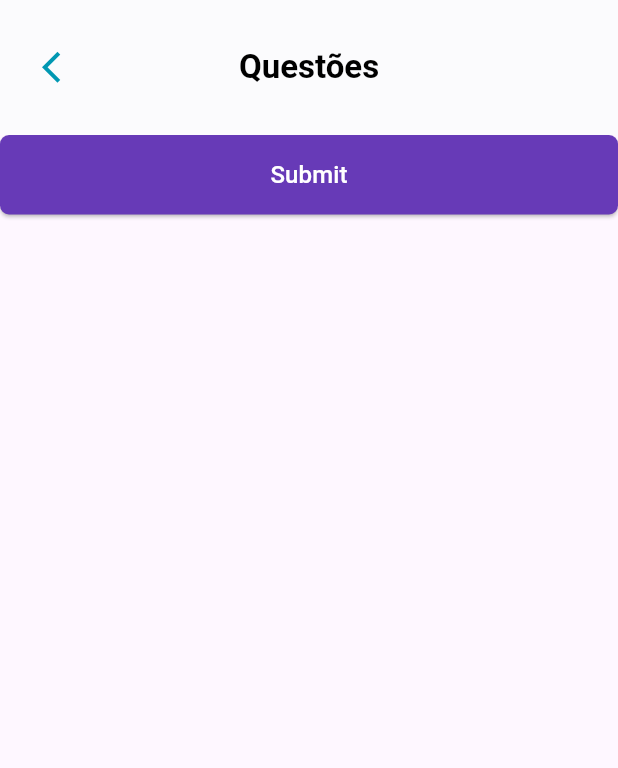
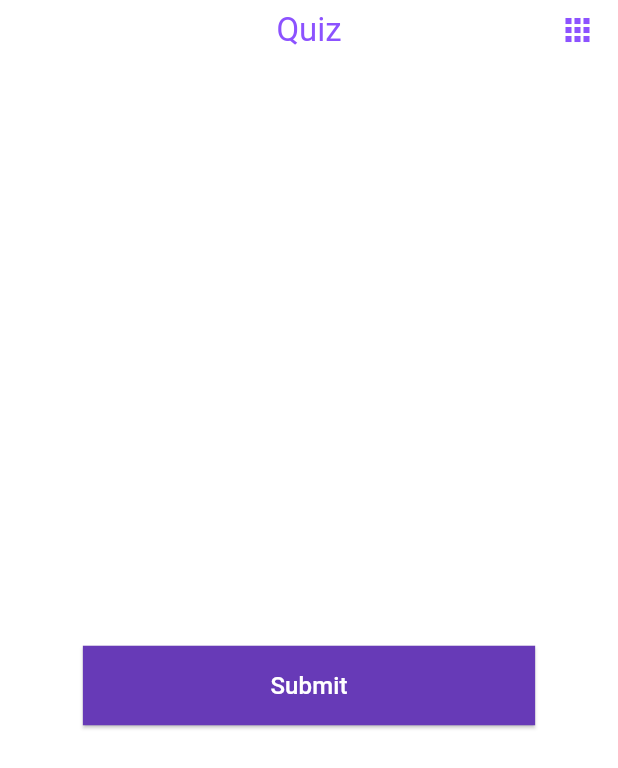
Before and after one commit to maneusfreitas/meducation, a Flutter app: the QuizScreen screen opened directly, on a phone screen of 412 x 824 dp. Shown: the top 768 px of the screen. Run offline on Flutter 3.47's test engine with Material 3 defaults, Android fonts, the light colour scheme and no system bars; our stand-ins replace cloud_firestore, firebase_auth, firebase_core, firebase_storage, google_sign_in, image_picker; accounts and stored records are empty; Roboto replaces fonts that are missing (Poppins).

Commit message:
Quiz Beta and Init Structure

```diff
--- a/lib/src/dataset/dataset.dart
+++ b/lib/src/dataset/dataset.dart
@@ -1,3 +1,4 @@
 import 'package:portefolio/src/models/quiz_model.dart';
 
 List<Case> quizDataset = [];
+List<Case> quizDatasetCopy = [];
--- a/lib/src/models/answer_model.dart
+++ b/lib/src/models/answer_model.dart
@@ -1,9 +1,9 @@
 class Answer {
-  const Answer({
+  Answer({
     required this.title,
     required this.result,
   });
 
   final String title;
-  final bool result;
+  bool result;
 }
--- a/lib/src/screens/quiz.dart
+++ /dev/null
@@ -1,197 +0,0 @@
-import 'package:cloud_firestore/cloud_firestore.dart';
-import 'package:flutter/material.dart';
-import 'package:portefolio/src/dataset/dataset.dart';
-import 'package:portefolio/src/models/answer_model.dart';
-import 'package:portefolio/src/models/question_model.dart';
-import 'package:portefolio/src/models/quiz_model.dart';
-
-class QuizScreen extends StatefulWidget {
-  const QuizScreen({super.key});
-
-  @override
-  State<QuizScreen> createState() => _QuizState();
-}
-
-class _QuizState extends State<QuizScreen> {
-  Future<List<DocumentSnapshot<Map<String, dynamic>>>> getQuiz() async {
-    final quizReference = FirebaseFirestore.instance.collection('quiz');
-    final wait = await quizReference.get();
-
-    await quizReference.get().then((QuerySnapshot quizSnapshot) async {
-      final quizDocs = quizSnapshot.docs;
-
-      for (var quizDoc in quizDocs) {
-        List<Question> questionDataset = [];
-
-        final questionReference = FirebaseFirestore.instance
-            .collection('quiz')
-            .doc(quizDoc.id)
-            .collection('question');
-
-        await questionReference
-            .get()
-            .then((QuerySnapshot questionSnapshot) async {
-          final questionDocs = questionSnapshot.docs;
-
-          for (var questionDoc in questionDocs) {
-            List<Answer> answerDataset = [];
-
-            final answerRef = FirebaseFirestore.instance
-                .collection('quiz')
-                .doc(quizDoc.id)
-                .collection('question')
-                .doc(questionDoc.id)
-                .collection('answer');
-
-            await answerRef.get().then((QuerySnapshot answerSnapshot) {
-              final answerDocs = answerSnapshot.docs;
-
-              for (var answerDoc in answerDocs) {
-                answerDataset.add(Answer(
-                    title: answerDoc.get('title'),
-                    result: answerDoc.get('result')));
-              }
-            });
-
-            questionDataset.add(Question(
-                title: questionDoc.get('title'), answers: answerDataset));
-          }
-        });
-
-        quizDataset
-            .add(Case(title: quizDoc.get('title'), questions: questionDataset));
-      }
-    });
-
-    return wait.docs;
-  }
-
-  @override
-  void initState() {
-    super.initState();
-  }
-
-  @override
-  Widget build(BuildContext context) {
-    return FutureBuilder<List<DocumentSnapshot<Map<String, dynamic>>>>(
-        future: getQuiz(),
-        builder: (context, snapshot) {
-          if (snapshot.connectionState == ConnectionState.waiting) {
-            return const Scaffold(
-                body: Center(child: CircularProgressIndicator()));
-          } else if (snapshot.hasError) {
-            print(snapshot.error.toString());
-            return const Center(child: Text('Erro tentar recolher os dados'));
-          } else {
-            List<Widget> listW = [];
-
-            for (var quiz in quizDataset) {
-              listW.add(Text(quiz.title, style: const TextStyle(fontSize: 10)));
-
-              listW.add(const SizedBox(height: 15));
-
-              for (var question in quiz.questions) {
-                listW.add(
-                    Text(question.title, style: const TextStyle(fontSize: 10)));
-
-                listW.add(const SizedBox(height: 10));
-
-                for (var answer in question.answers) {
-                  listW.add(CheckboxListTile(
-                      title: Text(
-                        answer.title,
-                        style: const TextStyle(fontSize: 10),
-                      ),
-                      value: answer.result,
-                      onChanged: (value) {
-                        setState(() {
-                          value = !value!;
-                        });
-                      }));
-
-                  listW.add(const SizedBox(height: 5));
-                }
-              }
-            }
-
-            listW.add(ElevatedButton(
-              onPressed: () {
-              },
-              style: ElevatedButton.styleFrom(
-                backgroundColor: Colors.deepPurple,
-                padding:
-                    const EdgeInsets.symmetric(horizontal: 30, vertical: 15),
-                shape: RoundedRectangleBorder(
-                  borderRadius: BorderRadius.circular(6),
-                ),
-              ),
-              child: const Text(
-                'Submit',
-                style: TextStyle(
-                  color: Colors.white,
-                  fontSize: 16,
-                ),
-              ),
-            ));
-
-            return Scaffold(
-                appBar: AppBar(
-                  title: const Text('Questões',
-                      style: TextStyle(
-                          fontFamily: 'Poppins',
-                          color: Colors.black,
-                          fontWeight: FontWeight.w700)),
-                  backgroundColor: Colors.white,
-                  bottomOpacity: 0.5,
-                  elevation: 0.5,
-                  centerTitle: true,
-                  leading: Container(
-                    margin: const EdgeInsets.only(
-                      left: 20.0,
-                    ),
-                    child: IconButton(
-                        icon: const Icon(Icons.arrow_back_ios),
-                        splashColor: Colors.transparent,
-                        highlightColor: Colors.transparent,
-                        iconSize: 25,
-                        color: Color(
-                            int.parse("#0097b2".substring(1, 7), radix: 16) +
-                                0xFF000000),
-                        onPressed: () {
-                          Navigator.pop(context);
-                        }),
-                  ),
-                  toolbarHeight: 90,
-                ),
-                body: NotificationListener<OverscrollIndicatorNotification>(
-                    onNotification:
-                        (OverscrollIndicatorNotification overscroll) {
-                      overscroll.disallowIndicator();
-                      return true;
-                    },
-                    child: Center(
-                      child: ListView(children: listW),
-                      /*ElevatedButton(
-                          onPressed: () {
-                          },
-                          style: ElevatedButton.styleFrom(
-                            backgroundColor: Colors.deepPurple,
-                            padding: const EdgeInsets.symmetric(
-                                horizontal: 30, vertical: 15),
-                            shape: RoundedRectangleBorder(
-                              borderRadius: BorderRadius.circular(6),
-                            ),
-                          ),
-                          child: const Text(
-                            'Submit',
-                            style: TextStyle(
-                              color: Colors.white,
-                              fontSize: 16,
-                            ),
-                          ),
-                        )*/
-                    )));
-          }
-        });
-  }
-}
--- /dev/null
+++ b/lib/src/screens/quiz/quiz_main.dart
@@ -0,0 +1,101 @@
+import 'package:flutter/material.dart';
+import 'package:portefolio/src/dataset/dataset.dart';
+import 'package:portefolio/src/screens/quiz/quiz_result.dart';
+
+class QuizScreen extends StatefulWidget {
+  const QuizScreen({super.key});
+
+  @override
+  State<QuizScreen> createState() => _QuizState();
+}
+
+class _QuizState extends State<QuizScreen> {
+  @override
+  void initState() {
+    super.initState();
+  }
+
+  @override
+  Widget build(BuildContext context) {
+    double windowWidth = MediaQuery.sizeOf(context).width;
+    List<Widget> listW = [];
+
+    for (var quiz in quizDatasetCopy) {
+      listW.add(Text(quiz.title, style: const TextStyle(fontSize: 15)));
+
+      for (var question in quiz.questions) {
+        listW.add(const SizedBox(height: 50));
+        listW.add(Text(question.title,
+            style:
+                const TextStyle(fontSize: 12.5, fontWeight: FontWeight.bold)));
+        listW.add(const SizedBox(height: 10));
+
+        for (var answer in question.answers) {
+          listW.add(CheckboxListTile(
+              title: Text(
+                answer.title,
+                style: const TextStyle(fontSize: 10),
+              ),
+              value: answer.result,
+              onChanged: (value) {
+                setState(() {
+                  answer.result = !answer.result;
+                });
+              }));
+
+          listW.add(const SizedBox(height: 5));
+        }
+      }
+    }
+
+    listW.add(const SizedBox(height: 50));
+
+    listW.add(ElevatedButton(
+      onPressed: () {
+        Navigator.push(
+            context,
+            PageRouteBuilder(
+              pageBuilder: (context, animation1, animation2) =>
+                  const ResultScreen(), // Pass user object here
+              transitionDuration: Duration.zero,
+              reverseTransitionDuration: Duration.zero,
+            ));
+      },
+      style: ElevatedButton.styleFrom(
+        backgroundColor: Colors.deepPurple,
+        padding: const EdgeInsets.symmetric(horizontal: 125, vertical: 15),
+        shape: RoundedRectangleBorder(
+          borderRadius: BorderRadius.circular(0),
+        ),
+      ),
+      child: const Text(
+        'Submit',
+        style: TextStyle(
+          color: Colors.white,
+          fontSize: 16,
+        ),
+      ),
+    ));
+
+    return Scaffold(
+        backgroundColor: Colors.white,
+        appBar: AppBar(
+          forceMaterialTransparency: true,
+          backgroundColor: Colors.white,
+          title: const Text('Quiz',
+              style: TextStyle(color: Color.fromRGBO(140, 82, 255, 1))),
+          centerTitle: true,
+          toolbarHeight: 40,
+          actions: const [
+            Padding(
+              padding: EdgeInsets.only(right: 15.0),
+              child: Icon(Icons.apps, color: Color.fromRGBO(140, 82, 255, 1)),
+            )
+          ],
+        ),
+        body: Center(
+            child: SingleChildScrollView(
+                padding: const EdgeInsets.all(25.0),
+                child: Column(children: listW))));
+  }
+}
```
Also changed, not shown: lib/src/screens/home.dart (+15 -26 lines), lib/src/screens/notifications.dart (deleted, +0 -86 lines), lib/src/screens/quiz/quiz_load.dart (added, +117 -0 lines), lib/src/screens/quiz/quiz_result.dart (added, +141 -0 lines).
